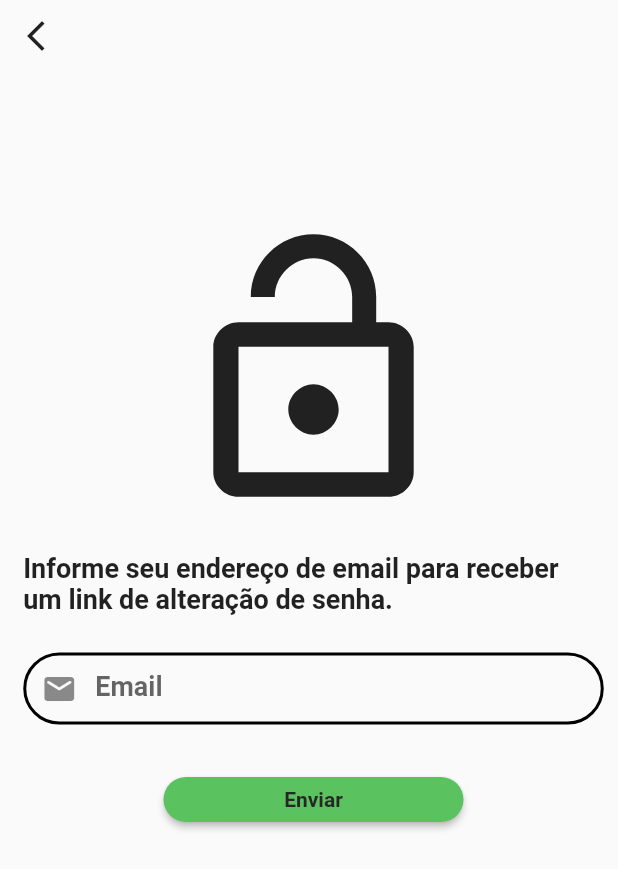
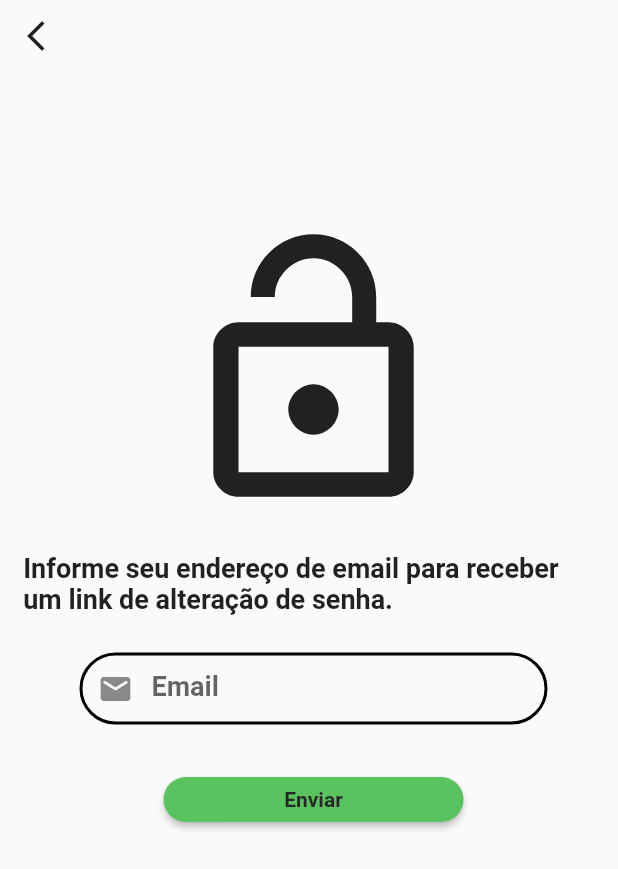
Before and after one commit to Ja1zinh0/app_medico, a Flutter app: the screen it shows after launch, after a tap on "Esqueceu a senha?", on a phone screen of 412 x 824 dp. Shown: the top 869 px of the screen. Run offline on Flutter 3.47's test engine with Material 2 defaults, Android fonts, the phone set to English and light mode, and no system bars.

Commit message:
adição e uso do arquivo de funções

```diff
--- /dev/null
+++ b/lib/view/funcoes.dart
@@ -0,0 +1,28 @@
+import 'package:flutter/material.dart';
+
+Widget InserirTexto({
+  required BuildContext context,
+  String labelText = '',
+  IconData labelIcon = Icons.person,
+  Color enabledBorderColor = Colors.black,
+  controller = '',
+}) {
+  return SizedBox(
+    width: MediaQuery.of(context).size.width - 100,
+    child: TextField(
+      decoration: InputDecoration(
+        contentPadding: const EdgeInsets.all(2),
+        labelText: labelText,
+        labelStyle: const TextStyle(fontSize: 18, fontWeight: FontWeight.bold),
+        prefixIcon: Icon(labelIcon),
+        enabledBorder: OutlineInputBorder(
+          borderRadius: BorderRadius.circular(30.0),
+          borderSide: BorderSide(
+            width: 2,
+            color: enabledBorderColor,
+          ),
+        ),
+      ),
+    ),
+  );
+}
--- a/lib/view/tela_login.dart
+++ b/lib/view/tela_login.dart
@@ -1,4 +1,5 @@
 import 'package:flutter/material.dart';
+import 'funcoes.dart';
 import 'tela_recSenha.dart';
 import 'tela_sobre.dart';
 
@@ -35,51 +36,25 @@ class _TelaLoginState extends State<TelaLogin> {
                       size: 200,
                     ),
                   ),
-
-                  TextField(
+                  InserirTexto(
                     controller: txtEmail,
-                    decoration: InputDecoration(
-                      contentPadding: const EdgeInsets.all(2),
-                      labelText: 'Email',
-                      labelStyle: const TextStyle(
-                          fontSize: 18, fontWeight: FontWeight.bold),
-                      prefixIcon: const Icon(Icons.email_rounded),
-                      enabledBorder: OutlineInputBorder(
-                        borderRadius: BorderRadius.circular(30.0),
-                        borderSide: const BorderSide(
-                          width: 2,
-                          color: Colors.black,
-                        ),
-                      ),
-                    ),
+                    context: context,
+                    labelText: 'Email',
+                    labelIcon: Icons.email_rounded,
                   ),
 
-                  // ignore: prefer_const_constructors
-                  SizedBox(
+                  const SizedBox(
                     height: 10,
                   ),
-                  TextField(
+
+                  InserirTexto(
                     controller: txtSenha,
-                    decoration: InputDecoration(
-                      contentPadding: const EdgeInsets.all(2),
-                      labelText: 'Senha',
-                      labelStyle: const TextStyle(
-                        fontSize: 18,
-                        fontWeight: FontWeight.bold,
-                      ),
-                      prefixIcon: const Icon(Icons.key_sharp),
-                      enabledBorder: OutlineInputBorder(
-                        borderRadius: BorderRadius.circular(30.0),
-                        borderSide: const BorderSide(
-                          width: 2,
-                          color: Colors.black,
-                        ),
-                      ),
-                    ),
+                    context: context,
+                    labelText: 'Senha',
+                    labelIcon: Icons.key,
                   ),
 
-                  // ignore: prefer_const_constructors
-                  SizedBox(
+                  const SizedBox(
                     height: 5,
                   ),
 
@@ -108,7 +83,6 @@ class _TelaLoginState extends State<TelaLogin> {
                   const SizedBox(
                     height: 20,
                   ),
-
                   SizedBox(
                     width: 160,
                     height: 32,
@@ -133,7 +107,6 @@ class _TelaLoginState extends State<TelaLogin> {
                       ),
                     ),
                   ),
-
                   const SizedBox(height: 25),
                   Row(
                     children: [
@@ -142,7 +115,13 @@ class _TelaLoginState extends State<TelaLogin> {
                             fontWeight: FontWeight.bold,
                           )),
                       TextButton(
-                        onPressed: () {},
+                        onPressed: () {
+                          Navigator.pushNamed(
+                            context,
+                            'telaCadastro',
+                            arguments: null,
+                          );
+                        },
                         child: const Text(
                           'Cadastre-se!',
                           style: TextStyle(
--- a/lib/view/tela_recSenha.dart
+++ b/lib/view/tela_recSenha.dart
@@ -1,6 +1,8 @@
 // ignore: file_names
 import 'package:app_prototipo/view/tela_login.dart';
 import 'package:flutter/material.dart';
+
+import 'funcoes.dart';
 
 class RecuperarSenha extends StatefulWidget {
   const RecuperarSenha({super.key});
@@ -57,27 +59,11 @@ class _RecuperarSenhaState extends State<RecuperarSenha> {
             const SizedBox(
               height: 25,
             ),
-            SizedBox(
-              width: MediaQuery.of(context).size.width - 25,
-              child: TextFormField(
-                decoration: InputDecoration(
-                  contentPadding: const EdgeInsets.all(2),
-                  labelText: 'Email',
-                  labelStyle: const TextStyle(
-                    fontSize: 18,
-                    fontWeight: FontWeight.bold,
-                  ),
-                  prefixIcon: const Icon(Icons.email_rounded),
-                  enabledBorder: OutlineInputBorder(
-                    borderRadius: BorderRadius.circular(30.0),
-                    borderSide: const BorderSide(
-                      width: 2,
-                      color: Colors.black,
-                    ),
-                  ),
-                ),
+            InserirTexto(
+                context: context,
+                labelText: 'Email',
+                labelIcon: Icons.email_rounded,
               ),
-            ),
             const SizedBox(
               height: 35,
             ),
--- a/lib/view/tela_sobre.dart
+++ b/lib/view/tela_sobre.dart
@@ -1,5 +1,6 @@
 import 'package:app_prototipo/view/tela_login.dart';
 import 'package:flutter/material.dart';
+import 'funcoes.dart';
 
 class TelaSobre extends StatefulWidget {
   const TelaSobre({super.key});
```
Also changed, not shown: lib/view/tela_cadastro.dart (+84 -1 lines).
